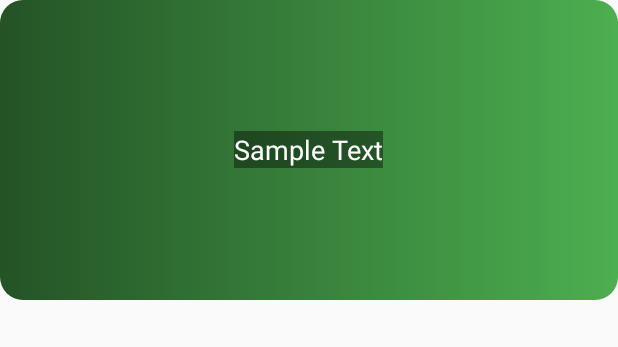
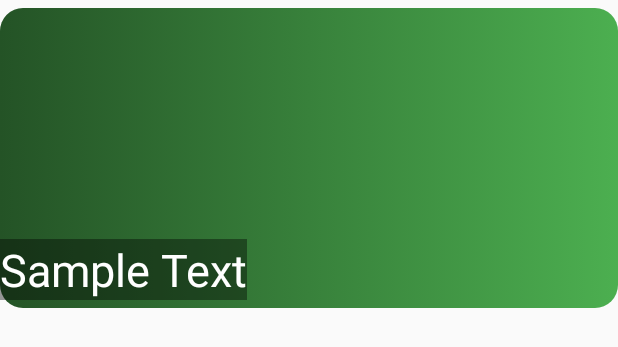
Before and after one commit to b23danhe/b23danhe-mobileapp-projectBlue, an Android app: the layout recyclerview_item.xml on its own in the app's theme, with its tools: preview values and no code run, on a phone screen of 412 x 824 dp. Shown: the top 347 px of the screen. Run offline under Robolectric (Android 15) with nearby library versions, the phone set to English and light mode, and no system bars.

Commit message:
Add some minor layout changes

```diff
--- a/app/build.gradle.kts
+++ b/app/build.gradle.kts
@@ -36,6 +36,7 @@ dependencies {
     implementation(libs.constraintlayout)
     implementation(libs.gson)
     implementation(libs.picasso)
+    implementation(libs.glide)
     testImplementation(libs.junit)
     androidTestImplementation(libs.ext.junit)
     androidTestImplementation(libs.espresso.core)
--- a/app/src/main/java/com/example/projectblue/RecyclerViewAdapter.java
+++ b/app/src/main/java/com/example/projectblue/RecyclerViewAdapter.java
@@ -11,6 +11,9 @@ import android.widget.TextView;
 import androidx.annotation.NonNull;
 import androidx.recyclerview.widget.RecyclerView;
 
+import com.bumptech.glide.Glide;
+import com.bumptech.glide.load.resource.bitmap.RoundedCorners;
+import com.bumptech.glide.request.RequestOptions;
 import com.squareup.picasso.Picasso;
 
 import java.util.ArrayList;
--- a/app/src/main/res/layout/recyclerview_item.xml
+++ b/app/src/main/res/layout/recyclerview_item.xml
@@ -2,23 +2,25 @@
 
 <FrameLayout xmlns:android="http://schemas.android.com/apk/res/android"
 android:layout_width="match_parent"
-android:layout_height="wrap_content">
+android:layout_height="wrap_content" >
 
 <ImageView
     android:id="@+id/bg_image"
     android:layout_width="match_parent"
     android:layout_height="200dp"
+    android:layout_marginTop="5dp"
     android:scaleType="centerCrop"
-    android:src="@drawable/item_background" />
+    android:background="@drawable/item_background" />
 
 <TextView
     android:id="@+id/title"
     android:layout_width="wrap_content"
     android:layout_height="wrap_content"
-    android:layout_gravity="center"
+    android:layout_gravity="bottom"
+    android:layout_marginBottom="5dp"
     android:text="Sample Text"
     android:textColor="@android:color/white"
-    android:textSize="18sp"
-    android:background="#66000000" /> <!-- semi-transparent background -->
+    android:textSize="30sp"
+    android:background="#66000000" />
 
 </FrameLayout>
--- a/gradle/libs.versions.toml
+++ b/gradle/libs.versions.toml
@@ -9,6 +9,7 @@ activity = "1.8.0"
 constraintlayout = "2.1.4"
 gson = "2.10.1"
 picasso = "2.71828"
+glide = "5.0.0-rc01"
 
 [libraries]
 junit = { group = "junit", name = "junit", version.ref = "junit" }
@@ -20,6 +21,7 @@ activity = { group = "androidx.activity", name = "activity", version.ref = "acti
 constraintlayout = { group = "androidx.constraintlayout", name = "constraintlayout", version.ref = "constraintlayout" }
 gson = { group = "com.google.code.gson", name = "gson", version.ref = "gson" }
 picasso = { group = "com.squareup.picasso", name = "picasso", version.ref = "picasso" }
+glide = { group = "com.github.bumptech.glide", name = "glide", version.ref = "glide" }
 
 [plugins]
 androidApplication = { id = "com.android.application", version.ref = "agp" }
```
